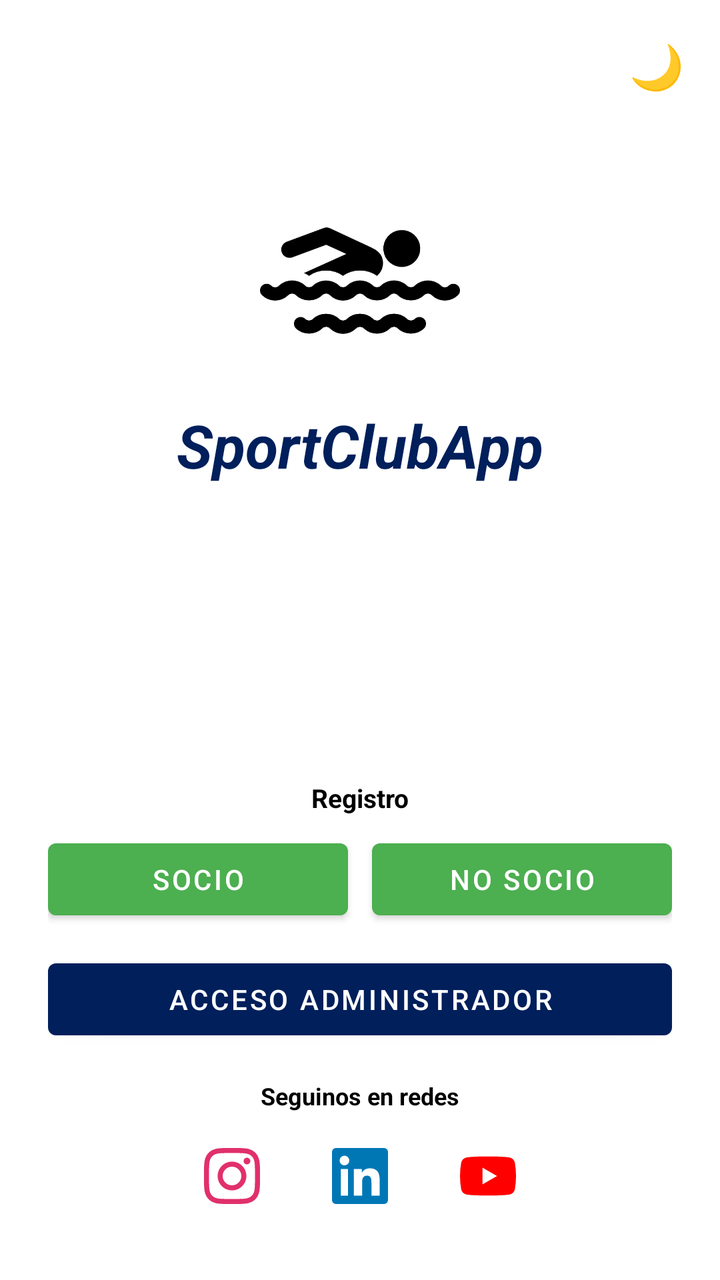
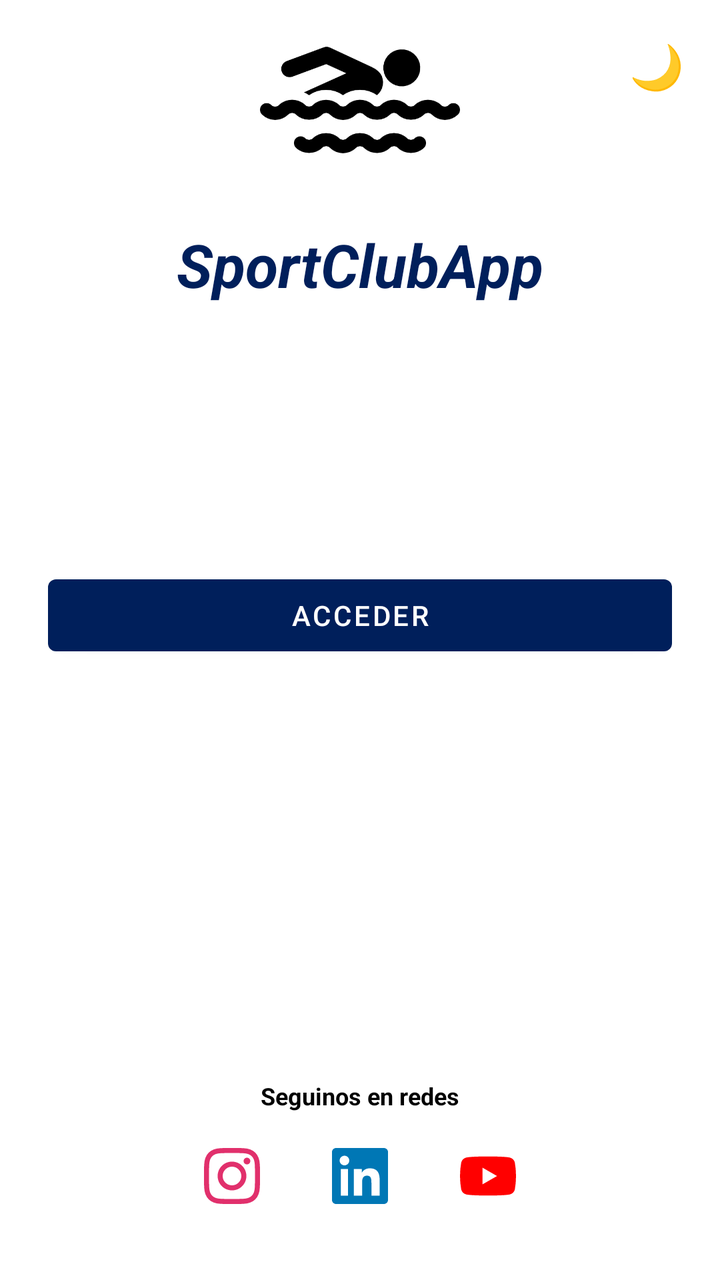

Before-and-after screenshots of an Android layout around one commit, followed by the original layout XML and the change that was made.
<!-- AndroidManifest.xml: application theme Theme.Tp2Dam -->
<!-- res/layout/activity_main.xml -->
<?xml version="1.0" encoding="utf-8"?>
<androidx.constraintlayout.widget.ConstraintLayout
    xmlns:android="http://schemas.android.com/apk/res/android"
    xmlns:app="http://schemas.android.com/apk/res-auto"
    android:layout_width="match_parent"
    android:layout_height="match_parent"
    android:background="?attr/colorSurface">

    
    <com.google.android.material.button.MaterialButton
        android:id="@+id/btnToggleTheme"
        style="@style/Widget.MaterialComponents.Button.TextButton"
        android:layout_width="48dp"
        android:layout_height="48dp"
        android:text="🌙"
        android:textSize="22sp"
        android:paddingStart="0dp"
        android:paddingEnd="0dp"
        android:layout_marginTop="8dp"
        android:layout_marginEnd="8dp"
        app:layout_constraintTop_toTopOf="parent"
        app:layout_constraintEnd_toEndOf="parent" />

    
    <ImageView
        android:id="@+id/ivLogo"
        android:layout_width="150dp"
        android:layout_height="100dp"
        android:scaleType="fitCenter"
        android:src="@drawable/natacion"
        android:contentDescription="SportClub"
        app:layout_constraintTop_toTopOf="parent"
        app:layout_constraintBottom_toTopOf="@id/tvAppName"
        app:layout_constraintStart_toStartOf="parent"
        app:layout_constraintEnd_toEndOf="parent"
        app:layout_constraintVertical_chainStyle="packed"
        app:layout_constraintVertical_bias="0.38" />

    <TextView
        android:id="@+id/tvAppName"
        android:layout_width="wrap_content"
        android:layout_height="wrap_content"
        android:text="SportClubApp"
        android:textSize="30sp"
        android:textStyle="bold|italic"
        android:textColor="?attr/colorPrimary"
        android:layout_marginTop="12dp"
        app:layout_constraintTop_toBottomOf="@id/ivLogo"
        app:layout_constraintStart_toStartOf="parent"
        app:layout_constraintEnd_toEndOf="parent"
        app:layout_constraintBottom_toTopOf="@id/tvRegistro" />

    
    <TextView
        android:id="@+id/tvRegistro"
        android:layout_width="wrap_content"
        android:layout_height="wrap_content"
        android:text="Registro"
        android:textStyle="bold"
        android:textSize="13sp"
        android:textColor="?attr/colorOnSurface"
        android:layout_marginBottom="8dp"
        app:layout_constraintBottom_toTopOf="@id/layoutRegistro"
        app:layout_constraintStart_toStartOf="parent"
        app:layout_constraintEnd_toEndOf="parent" />

    
    <LinearLayout
        android:id="@+id/layoutRegistro"
        android:layout_width="match_parent"
        android:layout_height="wrap_content"
        android:orientation="horizontal"
        android:paddingStart="24dp"
        android:paddingEnd="24dp"
        android:layout_marginBottom="12dp"
        app:layout_constraintBottom_toTopOf="@id/btnAcceder"
        app:layout_constraintStart_toStartOf="parent"
        app:layout_constraintEnd_toEndOf="parent">

        <com.google.android.material.button.MaterialButton
            android:id="@+id/btnRegistrarSocio"
            android:layout_width="0dp"
            android:layout_height="wrap_content"
            android:layout_weight="1"
            android:layout_marginEnd="6dp"
            android:text="Socio"
            app:backgroundTint="@color/green_500" />

        <com.google.android.material.button.MaterialButton
            android:id="@+id/btnRegistrarNoSocio"
            android:layout_width="0dp"
            android:layout_height="wrap_content"
            android:layout_weight="1"
            android:layout_marginStart="6dp"
            android:text="No Socio"
            app:backgroundTint="@color/green_500" />

    </LinearLayout>

    
    <com.google.android.material.button.MaterialButton
        android:id="@+id/btnAcceder"
        android:layout_width="match_parent"
        android:layout_height="wrap_content"
        android:layout_marginStart="24dp"
        android:layout_marginEnd="24dp"
        android:layout_marginBottom="16dp"
        android:text="Acceso Administrador"
        app:backgroundTint="?attr/colorPrimary"
        app:layout_constraintBottom_toTopOf="@id/tvRedes"
        app:layout_constraintStart_toStartOf="parent"
        app:layout_constraintEnd_toEndOf="parent" />

    
    <TextView
        android:id="@+id/tvRedes"
        android:layout_width="wrap_content"
        android:layout_height="wrap_content"
        android:text="Seguinos en redes"
        android:textStyle="bold"
        android:textSize="12sp"
        android:textColor="?attr/colorOnSurface"
        android:layout_marginBottom="4dp"
        app:layout_constraintBottom_toTopOf="@id/layoutRedes"
        app:layout_constraintStart_toStartOf="parent"
        app:layout_constraintEnd_toEndOf="parent" />

    
    <LinearLayout
        android:id="@+id/layoutRedes"
        android:layout_width="wrap_content"
        android:layout_height="wrap_content"
        android:orientation="horizontal"
        android:gravity="center"
        android:layout_marginBottom="24dp"
        app:layout_constraintBottom_toBottomOf="parent"
        app:layout_constraintStart_toStartOf="parent"
        app:layout_constraintEnd_toEndOf="parent">

        <com.google.android.material.button.MaterialButton
            android:id="@+id/btnInstagram"
            style="@style/Widget.MaterialComponents.Button.TextButton"
            android:layout_width="56dp"
            android:layout_height="56dp"
            android:layout_marginEnd="8dp"
            android:paddingStart="0dp"
            android:paddingEnd="0dp"
            app:icon="@drawable/ic_instagram"
            app:iconSize="28dp"
            app:iconGravity="textStart"
            app:iconPadding="0dp"
            app:iconTint="#E1306C"
            android:text="" />

        <com.google.android.material.button.MaterialButton
            android:id="@+id/btnLinkedin"
            style="@style/Widget.MaterialComponents.Button.TextButton"
            android:layout_width="56dp"
            android:layout_height="56dp"
            android:layout_marginEnd="8dp"
            android:paddingStart="0dp"
            android:paddingEnd="0dp"
            app:icon="@drawable/ic_linkedin"
            app:iconSize="28dp"
            app:iconGravity="textStart"
            app:iconPadding="0dp"
            app:iconTint="#0077B5"
            android:text="" />

        <com.google.android.material.button.MaterialButton
            android:id="@+id/btnYoutube"
            style="@style/Widget.MaterialComponents.Button.TextButton"
            android:layout_width="56dp"
            android:layout_height="56dp"
            android:paddingStart="0dp"
            android:paddingEnd="0dp"
            app:icon="@drawable/ic_youtube"
            app:iconSize="28dp"
            app:iconGravity="textStart"
            app:iconPadding="0dp"
            app:iconTint="#FF0000"
            android:text="" />

    </LinearLayout>

</androidx.constraintlayout.widget.ConstraintLayout>
<!-- resources referenced by this layout -->
<resources>
  <color name="green_500">#4CAF50</color>
  <!-- drawable ic_instagram (drawable) -->
  <vector xmlns:android="http://schemas.android.com/apk/res/android"
      android:width="24dp" android:height="24dp"
      android:viewportWidth="24" android:viewportHeight="24">
      <path android:fillColor="#FF000000"
          android:pathData="M12,2.163c3.204,0 3.584,0.012 4.85,0.07 3.252,0.148 4.771,1.691 4.919,4.919 0.058,1.265 0.069,1.645 0.069,4.849 0,3.205 -0.012,3.584 -0.069,4.849 -0.149,3.225 -1.664,4.771 -4.919,4.919 -1.266,0.058 -1.644,0.07 -4.85,0.07 -3.204,0 -3.584,-0.012 -4.849,-0.07 -3.26,-0.149 -4.771,-1.699 -4.919,-4.92 -0.058,-1.265 -0.07,-1.644 -0.07,-4.849 0,-3.204 0.013,-3.583 0.07,-4.849 0.149,-3.227 1.664,-4.771 4.919,-4.919 1.266,-0.057 1.645,-0.069 4.849,-0.069zM12,0c-3.259,0 -3.667,0.014 -4.947,0.072 -4.358,0.2 -6.78,2.618 -6.98,6.98 -0.059,1.281 -0.073,1.689 -0.073,4.948 0,3.259 0.014,3.668 0.072,4.948 0.2,4.358 2.618,6.78 6.98,6.98 1.281,0.058 1.689,0.072 4.948,0.072 3.259,0 3.668,-0.014 4.948,-0.072 4.354,-0.2 6.782,-2.618 6.979,-6.98 0.059,-1.28 0.073,-1.689 0.073,-4.948 0,-3.259 -0.014,-3.667 -0.072,-4.947 -0.196,-4.354 -2.617,-6.78 -6.979,-6.98 -1.281,-0.059 -1.69,-0.073 -4.949,-0.073zM12,5.838c-3.403,0 -6.162,2.759 -6.162,6.162s2.759,6.163 6.162,6.163 6.162,-2.759 6.162,-6.163c0,-3.403 -2.759,-6.162 -6.162,-6.162zM12,16c-2.209,0 -4,-1.79 -4,-4 0,-2.209 1.791,-4 4,-4s4,1.791 4,4c0,2.21 -1.791,4 -4,4zM18.406,4.155c-0.796,0 -1.441,0.645 -1.441,1.44s0.645,1.44 1.441,1.44c0.795,0 1.439,-0.645 1.439,-1.44s-0.644,-1.44 -1.439,-1.44z"/>
  </vector>
  <!-- drawable ic_linkedin (drawable) -->
  <vector xmlns:android="http://schemas.android.com/apk/res/android"
      android:width="24dp" android:height="24dp"
      android:viewportWidth="24" android:viewportHeight="24">
      <path android:fillColor="#FF000000"
          android:pathData="M20.447,20.452h-3.554v-5.569c0,-1.328 -0.027,-3.037 -1.852,-3.037 -1.853,0 -2.136,1.445 -2.136,2.939v5.667H9.351V9h3.414v1.561h0.046c0.477,-0.9 1.637,-1.85 3.37,-1.85 3.601,0 4.267,2.37 4.267,5.455v6.286zM5.337,7.433c-1.144,0 -2.063,-0.926 -2.063,-2.065 0,-1.138 0.92,-2.063 2.063,-2.063 1.14,0 2.064,0.925 2.064,2.063 0,1.139 -0.925,2.065 -2.064,2.065zM6.891,20.452H3.783V9h3.108v11.452zM22.225,0H1.771C0.792,0 0,0.774 0,1.729v20.542C0,23.227 0.792,24 1.771,24h20.451C23.2,24 24,23.227 24,22.271V1.729C24,0.774 23.2,0 22.222,0h0.003z"/>
  </vector>
  <!-- drawable ic_youtube (drawable) -->
  <vector xmlns:android="http://schemas.android.com/apk/res/android"
      android:width="24dp" android:height="24dp"
      android:viewportWidth="24" android:viewportHeight="24">
      <path android:fillColor="#FF000000"
          android:pathData="M23.495,6.205a3.007,3.007 0,0 0,-2.088,-2.088c-1.87,-0.501,-9.396,-0.501,-9.396,-0.501s-7.507,-0.01,-9.396,0.501A3.007,3.007 0,0 0,0.527,6.205a31.247,31.247 0,0 0,-0.522,5.805 31.247,31.247 0,0 0,0.522,5.783 3.007,3.007 0,0 0,2.088,2.088c1.868,0.502 9.396,0.502 9.396,0.502s7.506,0 9.396,-0.502a3.007,3.007 0,0 0,2.088,-2.088 31.247,31.247 0,0 0,0.5,-5.783 31.247,31.247 0,0 0,-0.5,-5.805zM9.609,15.601V8.408l6.264,3.602z"/>
  </vector>
  <!-- drawable natacion: png bitmap (drawable, 7912 bytes) -->
  <style name="Theme.Tp2Dam" parent="Theme.MaterialComponents.DayNight.NoActionBar">
          <item name="colorPrimary">@color/navy</item>
          <item name="colorPrimaryVariant">@color/navy</item>
          <item name="colorOnPrimary">@color/white</item>
          <item name="colorSecondary">@color/green_500</item>
          <item name="colorSecondaryVariant">@color/green_700</item>
          <item name="colorOnSecondary">@color/white</item>
          <item name="android:statusBarColor">@color/navy</item>
          <item name="android:windowBackground">@color/white</item>
      </style>
  <color name="navy">#001F5B</color>
  <color name="white">#FFFFFF</color>
  <color name="green_700">#388E3C</color>
</resources>

<!-- the commit's change to res/layout/activity_main.xml (unified diff, before → after) -->
@@ -40,29 +40,16 @@
         android:id="@+id/tvAppName"
         android:layout_width="wrap_content"
         android:layout_height="wrap_content"
+        android:layout_marginTop="12dp"
         android:text="SportClubApp"
+        android:textColor="?attr/colorPrimary"
         android:textSize="30sp"
         android:textStyle="bold|italic"
-        android:textColor="?attr/colorPrimary"
-        android:layout_marginTop="12dp"
-        app:layout_constraintTop_toBottomOf="@id/ivLogo"
+        app:layout_constraintEnd_toEndOf="parent"
         app:layout_constraintStart_toStartOf="parent"
-        app:layout_constraintEnd_toEndOf="parent"
-        app:layout_constraintBottom_toTopOf="@id/tvRegistro" />
+        app:layout_constraintTop_toBottomOf="@id/ivLogo" />
 
     
-    <TextView
-        android:id="@+id/tvRegistro"
-        android:layout_width="wrap_content"
-        android:layout_height="wrap_content"
-        android:text="Registro"
-        android:textStyle="bold"
-        android:textSize="13sp"
-        android:textColor="?attr/colorOnSurface"
-        android:layout_marginBottom="8dp"
-        app:layout_constraintBottom_toTopOf="@id/layoutRegistro"
-        app:layout_constraintStart_toStartOf="parent"
-        app:layout_constraintEnd_toEndOf="parent" />
 
     
     <LinearLayout
@@ -75,27 +62,9 @@
         android:layout_marginBottom="12dp"
         app:layout_constraintBottom_toTopOf="@id/btnAcceder"
         app:layout_constraintStart_toStartOf="parent"
-        app:layout_constraintEnd_toEndOf="parent">
+        app:layout_constraintEnd_toEndOf="parent"/>
 
-        <com.google.android.material.button.MaterialButton
-            android:id="@+id/btnRegistrarSocio"
-            android:layout_width="0dp"
-            android:layout_height="wrap_content"
-            android:layout_weight="1"
-            android:layout_marginEnd="6dp"
-            android:text="Socio"
-            app:backgroundTint="@color/green_500" />
-
-        <com.google.android.material.button.MaterialButton
-            android:id="@+id/btnRegistrarNoSocio"
-            android:layout_width="0dp"
-            android:layout_height="wrap_content"
-            android:layout_weight="1"
-            android:layout_marginStart="6dp"
-            android:text="No Socio"
-            app:backgroundTint="@color/green_500" />
-
-    </LinearLayout>
+    
 
     
     <com.google.android.material.button.MaterialButton
@@ -104,14 +73,14 @@
         android:layout_height="wrap_content"
         android:layout_marginStart="24dp"
         android:layout_marginEnd="24dp"
-        android:layout_marginBottom="16dp"
-        android:text="Acceso Administrador"
+        android:layout_marginBottom="208dp"
+        android:text="Acceder"
         app:backgroundTint="?attr/colorPrimary"
         app:layout_constraintBottom_toTopOf="@id/tvRedes"
-        app:layout_constraintStart_toStartOf="parent"
-        app:layout_constraintEnd_toEndOf="parent" />
+        app:layout_constraintEnd_toEndOf="parent"
+        app:layout_constraintHorizontal_bias="0.0"
+        app:layout_constraintStart_toStartOf="parent" />
 
-    
     <TextView
         android:id="@+id/tvRedes"
         android:layout_width="wrap_content"
